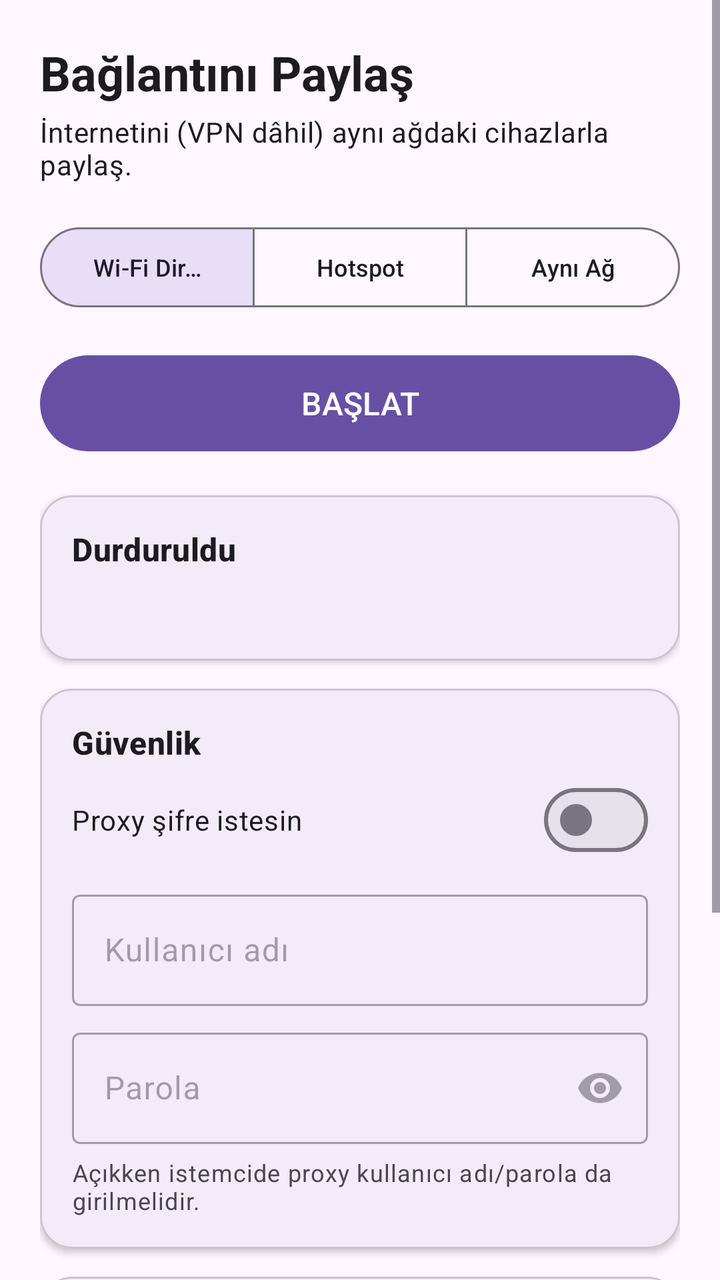
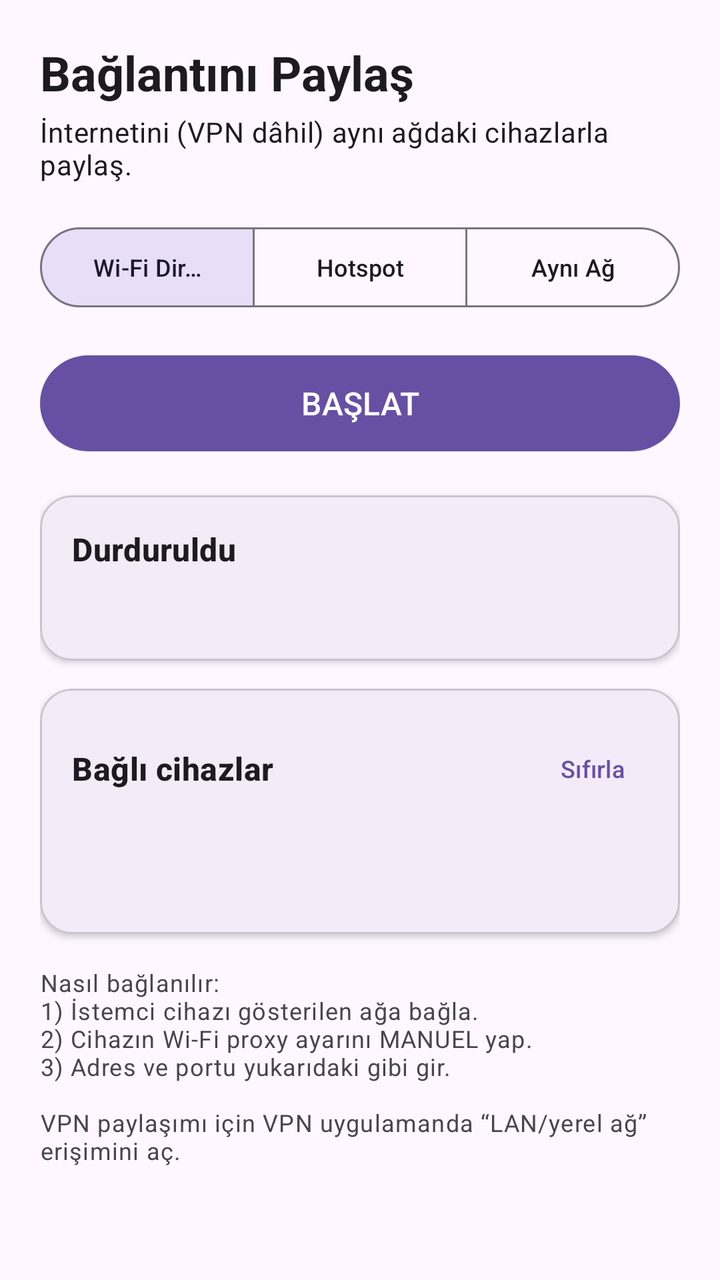

Screens rendered from an Android XML layout before and after an edit, with the pre-edit source and the edit as a unified diff.
<!-- AndroidManifest.xml: application theme Theme.VpnShare -->
<!-- res/layout/activity_main.xml -->
<?xml version="1.0" encoding="utf-8"?>
<ScrollView xmlns:android="http://schemas.android.com/apk/res/android"
    xmlns:app="http://schemas.android.com/apk/res-auto"
    android:layout_width="match_parent"
    android:layout_height="match_parent"
    android:fillViewport="true">

    <LinearLayout
        android:layout_width="match_parent"
        android:layout_height="wrap_content"
        android:orientation="vertical"
        android:padding="20dp">

        <TextView
            android:layout_width="match_parent"
            android:layout_height="wrap_content"
            android:text="@string/title"
            android:textAppearance="?attr/textAppearanceHeadlineSmall"
            android:textStyle="bold" />

        <TextView
            android:layout_width="match_parent"
            android:layout_height="wrap_content"
            android:layout_marginTop="4dp"
            android:text="@string/desc"
            android:textAppearance="?attr/textAppearanceBodyMedium" />

        <com.google.android.material.button.MaterialButtonToggleGroup
            android:id="@+id/modeGroup"
            android:layout_width="match_parent"
            android:layout_height="wrap_content"
            android:layout_marginTop="18dp"
            app:checkedButton="@id/modeP2p"
            app:selectionRequired="true"
            app:singleSelection="true">

            <com.google.android.material.button.MaterialButton
                android:id="@+id/modeP2p"
                style="?attr/materialButtonOutlinedStyle"
                android:layout_width="0dp"
                android:layout_height="wrap_content"
                android:layout_weight="1"
                android:text="@string/mode_p2p"
                android:textSize="12sp" />

            <com.google.android.material.button.MaterialButton
                android:id="@+id/modeHotspot"
                style="?attr/materialButtonOutlinedStyle"
                android:layout_width="0dp"
                android:layout_height="wrap_content"
                android:layout_weight="1"
                android:text="@string/mode_hotspot"
                android:textSize="12sp" />

            <com.google.android.material.button.MaterialButton
                android:id="@+id/modeLan"
                style="?attr/materialButtonOutlinedStyle"
                android:layout_width="0dp"
                android:layout_height="wrap_content"
                android:layout_weight="1"
                android:text="@string/mode_lan"
                android:textSize="12sp" />
        </com.google.android.material.button.MaterialButtonToggleGroup>

        <com.google.android.material.button.MaterialButton
            android:id="@+id/toggleButton"
            android:layout_width="match_parent"
            android:layout_height="56dp"
            android:layout_marginTop="16dp"
            android:text="@string/start"
            android:textSize="16sp" />

        <com.google.android.material.card.MaterialCardView
            android:layout_width="match_parent"
            android:layout_height="wrap_content"
            android:layout_marginTop="18dp"
            app:cardCornerRadius="16dp"
            app:cardElevation="2dp">

            <LinearLayout
                android:layout_width="match_parent"
                android:layout_height="wrap_content"
                android:orientation="vertical"
                android:padding="16dp">

                <TextView
                    android:id="@+id/statusText"
                    android:layout_width="match_parent"
                    android:layout_height="wrap_content"
                    android:text="@string/status_stopped"
                    android:textAppearance="?attr/textAppearanceTitleMedium"
                    android:textStyle="bold" />

                <TextView
                    android:id="@+id/errorText"
                    android:layout_width="match_parent"
                    android:layout_height="wrap_content"
                    android:layout_marginTop="6dp"
                    android:textColor="#C62828"
                    android:textSize="14sp"
                    android:visibility="gone" />

                <TextView
                    android:id="@+id/infoText"
                    android:layout_width="match_parent"
                    android:layout_height="wrap_content"
                    android:layout_marginTop="10dp"
                    android:fontFamily="monospace"
                    android:textSize="14sp" />

                <ImageView
                    android:id="@+id/qrImage"
                    android:layout_width="220dp"
                    android:layout_height="220dp"
                    android:layout_gravity="center_horizontal"
                    android:layout_marginTop="12dp"
                    android:contentDescription="@string/qr_hint"
                    android:visibility="gone" />

                <TextView
                    android:id="@+id/qrHint"
                    android:layout_width="match_parent"
                    android:layout_height="wrap_content"
                    android:layout_marginTop="6dp"
                    android:gravity="center"
                    android:text="@string/qr_hint"
                    android:textSize="12sp"
                    android:visibility="gone" />
            </LinearLayout>
        </com.google.android.material.card.MaterialCardView>

        <com.google.android.material.card.MaterialCardView
            android:layout_width="match_parent"
            android:layout_height="wrap_content"
            android:layout_marginTop="14dp"
            app:cardCornerRadius="16dp"
            app:cardElevation="2dp">

            <LinearLayout
                android:layout_width="match_parent"
                android:layout_height="wrap_content"
                android:orientation="vertical"
                android:padding="16dp">

                <TextView
                    android:layout_width="match_parent"
                    android:layout_height="wrap_content"
                    android:text="@string/security_title"
                    android:textAppearance="?attr/textAppearanceTitleMedium"
                    android:textStyle="bold" />

                <com.google.android.material.materialswitch.MaterialSwitch
                    android:id="@+id/authSwitch"
                    android:layout_width="match_parent"
                    android:layout_height="wrap_content"
                    android:layout_marginTop="4dp"
                    android:text="@string/auth_switch" />

                <com.google.android.material.textfield.TextInputLayout
                    android:id="@+id/userLayout"
                    style="@style/Widget.Material3.TextInputLayout.OutlinedBox"
                    android:layout_width="match_parent"
                    android:layout_height="wrap_content"
                    android:layout_marginTop="8dp"
                    android:hint="@string/hint_user"
                    android:enabled="false">

                    <com.google.android.material.textfield.TextInputEditText
                        android:id="@+id/userField"
                        android:layout_width="match_parent"
                        android:layout_height="wrap_content"
                        android:inputType="text" />
                </com.google.android.material.textfield.TextInputLayout>

                <com.google.android.material.textfield.TextInputLayout
                    android:id="@+id/passLayout"
                    style="@style/Widget.Material3.TextInputLayout.OutlinedBox"
                    android:layout_width="match_parent"
                    android:layout_height="wrap_content"
                    android:layout_marginTop="8dp"
                    android:hint="@string/hint_pass"
                    android:enabled="false"
                    app:endIconMode="password_toggle">

                    <com.google.android.material.textfield.TextInputEditText
                        android:id="@+id/passField"
                        android:layout_width="match_parent"
                        android:layout_height="wrap_content"
                        android:inputType="textPassword" />
                </com.google.android.material.textfield.TextInputLayout>

                <TextView
                    android:layout_width="match_parent"
                    android:layout_height="wrap_content"
                    android:layout_marginTop="6dp"
                    android:text="@string/auth_note"
                    android:textAppearance="?attr/textAppearanceBodySmall" />
            </LinearLayout>
        </com.google.android.material.card.MaterialCardView>

        <com.google.android.material.card.MaterialCardView
            android:layout_width="match_parent"
            android:layout_height="wrap_content"
            android:layout_marginTop="14dp"
            app:cardCornerRadius="16dp"
            app:cardElevation="2dp">

            <LinearLayout
                android:layout_width="match_parent"
                android:layout_height="wrap_content"
                android:orientation="vertical"
                android:padding="16dp">

                <LinearLayout
                    android:layout_width="match_parent"
                    android:layout_height="wrap_content"
                    android:gravity="center_vertical"
                    android:orientation="horizontal">

                    <TextView
                        android:layout_width="0dp"
                        android:layout_height="wrap_content"
                        android:layout_weight="1"
                        android:text="@string/devices_title"
                        android:textAppearance="?attr/textAppearanceTitleMedium"
                        android:textStyle="bold" />

                    <com.google.android.material.button.MaterialButton
                        android:id="@+id/resetDevices"
                        style="@style/Widget.Material3.Button.TextButton"
                        android:layout_width="wrap_content"
                        android:layout_height="wrap_content"
                        android:minWidth="0dp"
                        android:text="@string/reset_devices"
                        android:textSize="12sp" />
                </LinearLayout>

                <TextView
                    android:id="@+id/devicesSummary"
                    android:layout_width="match_parent"
                    android:layout_height="wrap_content"
                    android:textAppearance="?attr/textAppearanceBodySmall" />

                <TextView
                    android:id="@+id/trafficText"
                    android:layout_width="match_parent"
                    android:layout_height="wrap_content"
                    android:layout_marginTop="2dp"
                    android:fontFamily="monospace"
                    android:textSize="12sp" />

                <LinearLayout
                    android:id="@+id/devicesContainer"
                    android:layout_width="match_parent"
                    android:layout_height="wrap_content"
                    android:layout_marginTop="8dp"
                    android:orientation="vertical" />
            </LinearLayout>
        </com.google.android.material.card.MaterialCardView>

        <TextView
            android:layout_width="match_parent"
            android:layout_height="wrap_content"
            android:layout_marginTop="16dp"
            android:text="@string/howto"
            android:textAppearance="?attr/textAppearanceBodySmall" />

    </LinearLayout>

</ScrollView>
<!-- resources referenced by this layout -->
<resources>
  <string name="auth_note">Açıkken istemcide proxy kullanıcı adı/parola da girilmelidir.</string>
  <string name="auth_switch">Proxy şifre istesin</string>
  <string name="desc">İnternetini (VPN dâhil) aynı ağdaki cihazlarla paylaş.</string>
  <string name="devices_title">Bağlı cihazlar</string>
  <string name="hint_pass">Parola</string>
  <string name="hint_user">Kullanıcı adı</string>
  <string name="howto">Nasıl bağlanılır:\n1) İstemci cihazı gösterilen ağa bağla.\n2) Cihazın Wi-Fi proxy ayarını MANUEL yap.\n3) Adres ve portu yukarıdaki gibi gir.\n\nVPN paylaşımı için VPN uygulamanda “LAN/yerel ağ” erişimini aç.</string>
  <string name="mode_hotspot">Hotspot</string>
  <string name="mode_lan">Aynı Ağ</string>
  <string name="mode_p2p">Wi-Fi Direct</string>
  <string name="qr_hint">Ağa bağlanmak için QR kodu okut (proxy’yi ayrıca elle gir).</string>
  <string name="reset_devices">Sıfırla</string>
  <string name="security_title">Güvenlik</string>
  <string name="start">BAŞLAT</string>
  <string name="status_stopped">Durduruldu</string>
  <string name="title">Bağlantını Paylaş</string>
  <style name="Theme.VpnShare" parent="Theme.Material3.DayNight.NoActionBar" />
</resources>

<!-- the commit's change to res/layout/activity_main.xml (unified diff, before → after) -->
@@ -126,75 +126,6 @@
                     android:text="@string/qr_hint"
                     android:textSize="12sp"
                     android:visibility="gone" />
-            </LinearLayout>
-        </com.google.android.material.card.MaterialCardView>
-
-        <com.google.android.material.card.MaterialCardView
-            android:layout_width="match_parent"
-            android:layout_height="wrap_content"
-            android:layout_marginTop="14dp"
-            app:cardCornerRadius="16dp"
-            app:cardElevation="2dp">
-
-            <LinearLayout
-                android:layout_width="match_parent"
-                android:layout_height="wrap_content"
-                android:orientation="vertical"
-                android:padding="16dp">
-
-                <TextView
-                    android:layout_width="match_parent"
-                    android:layout_height="wrap_content"
-                    android:text="@string/security_title"
-                    android:textAppearance="?attr/textAppearanceTitleMedium"
-                    android:textStyle="bold" />
-
-                <com.google.android.material.materialswitch.MaterialSwitch
-                    android:id="@+id/authSwitch"
-                    android:layout_width="match_parent"
-                    android:layout_height="wrap_content"
-                    android:layout_marginTop="4dp"
-                    android:text="@string/auth_switch" />
-
-                <com.google.android.material.textfield.TextInputLayout
-                    android:id="@+id/userLayout"
-                    style="@style/Widget.Material3.TextInputLayout.OutlinedBox"
-                    android:layout_width="match_parent"
-                    android:layout_height="wrap_content"
-                    android:layout_marginTop="8dp"
-                    android:hint="@string/hint_user"
-                    android:enabled="false">
-
-                    <com.google.android.material.textfield.TextInputEditText
-                        android:id="@+id/userField"
-                        android:layout_width="match_parent"
-                        android:layout_height="wrap_content"
-                        android:inputType="text" />
-                </com.google.android.material.textfield.TextInputLayout>
-
-                <com.google.android.material.textfield.TextInputLayout
-                    android:id="@+id/passLayout"
-                    style="@style/Widget.Material3.TextInputLayout.OutlinedBox"
-                    android:layout_width="match_parent"
-                    android:layout_height="wrap_content"
-                    android:layout_marginTop="8dp"
-                    android:hint="@string/hint_pass"
-                    android:enabled="false"
-                    app:endIconMode="password_toggle">
-
-                    <com.google.android.material.textfield.TextInputEditText
-                        android:id="@+id/passField"
-                        android:layout_width="match_parent"
-                        android:layout_height="wrap_content"
-                        android:inputType="textPassword" />
-                </com.google.android.material.textfield.TextInputLayout>
-
-                <TextView
-                    android:layout_width="match_parent"
-                    android:layout_height="wrap_content"
-                    android:layout_marginTop="6dp"
-                    android:text="@string/auth_note"
-                    android:textAppearance="?attr/textAppearanceBodySmall" />
             </LinearLayout>
         </com.google.android.material.card.MaterialCardView>
 
<!-- resource entries referenced after the edit -->
@@ -1,18 +1,13 @@
 <!-- resources referenced by this layout -->
 <resources>
-  <string name="auth_note">Açıkken istemcide proxy kullanıcı adı/parola da girilmelidir.</string>
-  <string name="auth_switch">Proxy şifre istesin</string>
   <string name="desc">İnternetini (VPN dâhil) aynı ağdaki cihazlarla paylaş.</string>
   <string name="devices_title">Bağlı cihazlar</string>
-  <string name="hint_pass">Parola</string>
-  <string name="hint_user">Kullanıcı adı</string>
   <string name="howto">Nasıl bağlanılır:\n1) İstemci cihazı gösterilen ağa bağla.\n2) Cihazın Wi-Fi proxy ayarını MANUEL yap.\n3) Adres ve portu yukarıdaki gibi gir.\n\nVPN paylaşımı için VPN uygulamanda “LAN/yerel ağ” erişimini aç.</string>
   <string name="mode_hotspot">Hotspot</string>
   <string name="mode_lan">Aynı Ağ</string>
   <string name="mode_p2p">Wi-Fi Direct</string>
   <string name="qr_hint">Ağa bağlanmak için QR kodu okut (proxy’yi ayrıca elle gir).</string>
   <string name="reset_devices">Sıfırla</string>
-  <string name="security_title">Güvenlik</string>
   <string name="start">BAŞLAT</string>
   <string name="status_stopped">Durduruldu</string>
   <string name="title">Bağlantını Paylaş</string>
